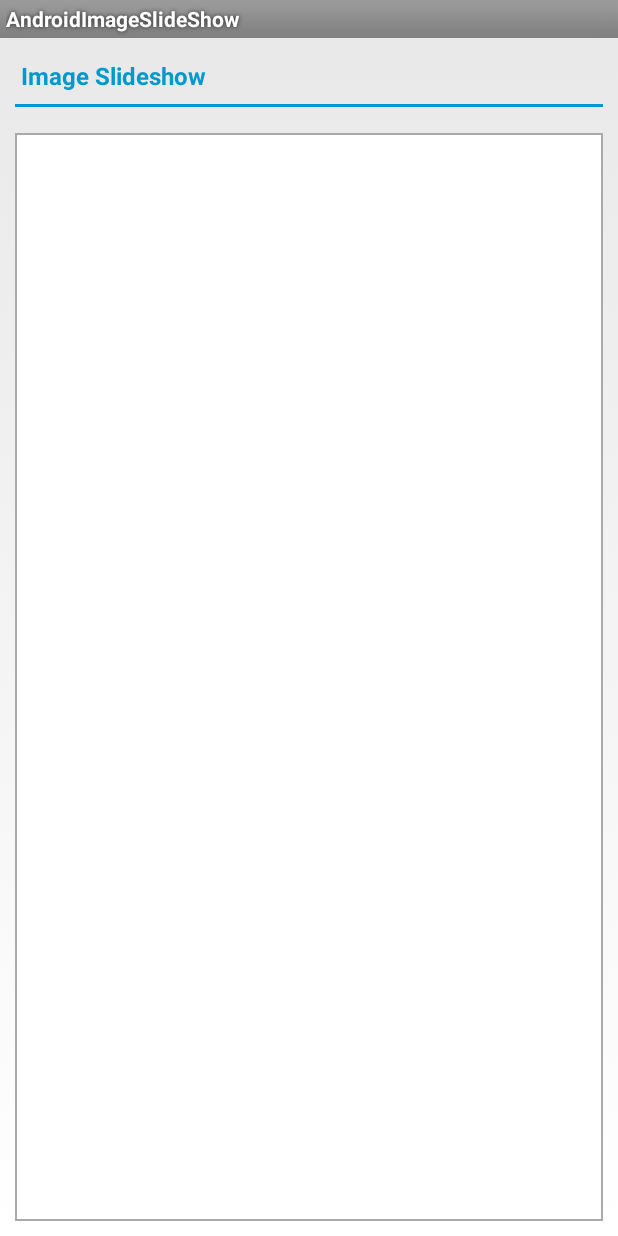
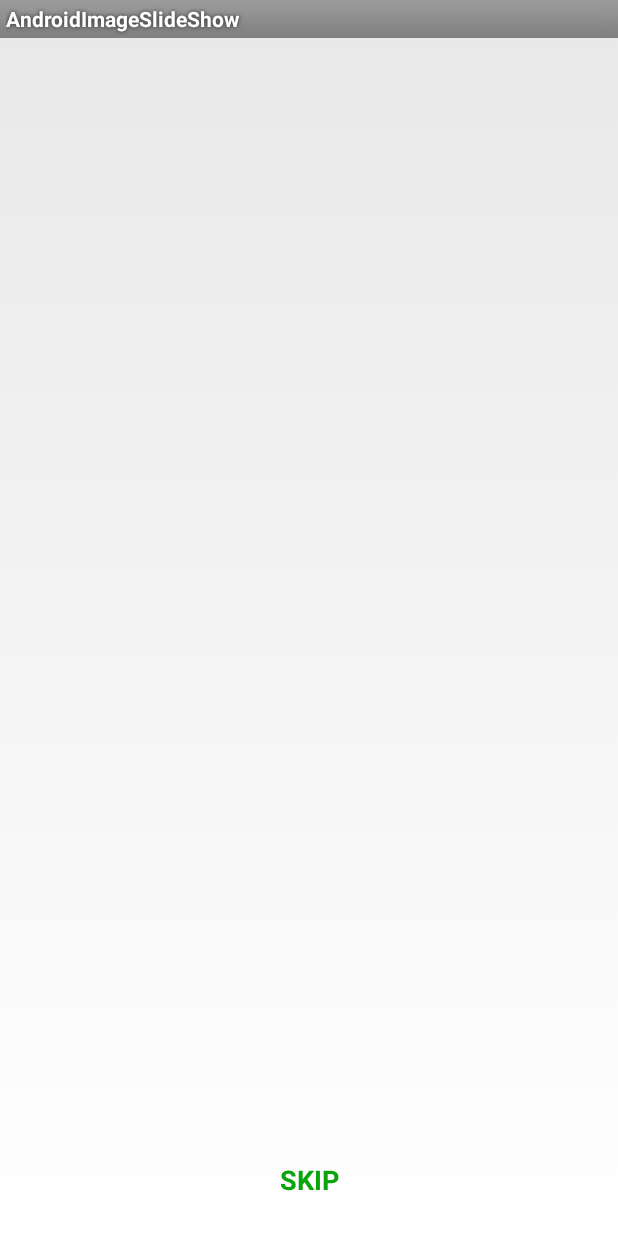
Before and after one commit to manishpathak99/OnboardingAndroid, an Android app: the layout fragment_home.xml on its own in the app's theme, with its tools: preview values and no code run, on a phone screen of 412 x 824 dp. Run offline under Robolectric (Android 15) with nearby library versions, the phone set to English and light mode, and no system bars.

Commit message:
change main layout.

```diff
--- a/app/src/main/java/in/manishpathak/onboarding/json/JsonReader.java
+++ b/app/src/main/java/in/manishpathak/onboarding/json/JsonReader.java
@@ -34,7 +34,7 @@ public class JsonReader {
 
 	public static List<Product> getAllImages() {
 		List<Product> products = new ArrayList<Product>();
-		int[] imgArr = {R.drawable.ic_launcher, R.drawable.ic_launcher, R.drawable.ic_launcher};
+		int[] imgArr = {R.drawable.first, R.drawable.second, R.drawable.third};
 //		JSONArray jsonArray = jsonObject.getJSONArray(TagName.TAG_PRODUCTS);
 		Product product;
 		for (int i = 0; i < 3; i++) {
--- a/app/src/main/res/layout/fragment_home.xml
+++ b/app/src/main/res/layout/fragment_home.xml
@@ -1,44 +1,9 @@
-<RelativeLayout xmlns:android="http://schemas.android.com/apk/res/android"
+<FrameLayout xmlns:android="http://schemas.android.com/apk/res/android"
     xmlns:tools="http://schemas.android.com/tools"
+    android:id="@+id/img_slideshow_layout"
     android:layout_width="match_parent"
     android:layout_height="match_parent"
-    android:padding="10dp"
-    tools:context=".MainActivity" >
-
-    <RelativeLayout
-        android:id="@+id/img_slide_header_layout"
-        android:layout_width="fill_parent"
-        android:layout_height="wrap_content" >
-
-        <TextView
-            android:id="@+id/txt_image_slider"
-            android:layout_width="wrap_content"
-            android:layout_height="wrap_content"
-            android:layout_alignParentLeft="true"
-            android:padding="4dp"
-            android:paddingLeft="20dp"
-            android:text="@string/txt_image_slider"
-            android:textColor="@color/holo_blue_dark"
-            android:textSize="16sp"
-            android:textStyle="bold" />
-
-        <View
-            android:id="@+id/div1"
-            android:layout_width="fill_parent"
-            android:layout_height="2dp"
-            android:layout_below="@+id/txt_image_slider"
-            android:layout_marginBottom="7dp"
-            android:layout_marginTop="4dp"
-            android:background="@color/holo_blue_dark" />
-    </RelativeLayout>
-
-    <FrameLayout
-        android:id="@+id/img_slideshow_layout"
-        android:layout_width="fill_parent"
-        android:layout_height="wrap_content"
-        android:layout_below="@+id/img_slide_header_layout"
-        android:layout_marginTop="10dp"
-        android:background="@drawable/img_border" >
+    tools:context=".MainActivity">
 
     <android.support.v4.view.ViewPager
         android:id="@+id/view_pager"
@@ -56,31 +21,54 @@
         android:paddingLeft="5dp"
         android:paddingRight="2dp"
         android:paddingTop="2dp"
-            android:visibility="gone"
         android:singleLine="true"
-            android:textColor="#ededed" />
+        android:textColor="#ededed"
+        android:visibility="gone" />
+
+    <LinearLayout
+        android:layout_width="match_parent"
+        android:layout_height="wrap_content"
+        android:layout_gravity="center_horizontal|bottom"
+        android:gravity="center"
+        android:orientation="vertical"
+        android:visibility="visible">
 
         <in.manishpathak.onboarding.utils.CirclePageIndicator
             android:id="@+id/indicator"
             android:layout_width="fill_parent"
+            android:layout_height="match_parent"
+            android:layout_gravity="center" />
+
+        <Button
+            android:id="@+id/btn_skip"
+            android:layout_width="match_parent"
             android:layout_height="wrap_content"
-            android:layout_gravity="center"
-            android:layout_margin="20dp"
-            android:padding="10dip" />
+            android:layout_margin="15dp"
+            android:background="@android:color/transparent"
+            android:padding="10dp"
+            android:text="SKIP"
+            android:textColor="@color/green_bullet"
+            android:textSize="18sp"
+            android:textStyle="bold" />
+
+        <!--<Button-->
+            <!--android:id="@+id/btn_continue"-->
+            <!--android:layout_width="match_parent"-->
+            <!--android:layout_height="wrap_content"-->
+            <!--android:layout_margin="15dp"-->
+            <!--android:background="@android:color/transparent"-->
+            <!--android:padding="10dp"-->
+            <!--android:text="SKIP"-->
+            <!--android:textColor="@color/green_bullet"-->
+            <!--android:textSize="18sp"-->
+            <!--android:textStyle="bold" />-->
+
+    </LinearLayout>
+
 </FrameLayout>
 
-    <View
-        android:id="@+id/div_a"
-        android:layout_width="wrap_content"
-        android:layout_height="1dp"
-        android:layout_below="@+id/img_slideshow_layout"
-        android:background="@color/view_divider_color" />
+    <!--<View--><!--android:id="@+id/div_a"--><!--android:layout_width="wrap_content"--><!--android:layout_height="1dp"--><!--android:layout_below="@+id/img_slideshow_layout"--><!--android:background="@color/view_divider_color" />-->
 
-    <View
-        android:id="@+id/div_b"
-        android:layout_width="wrap_content"
-        android:layout_height="1dp"
-        android:layout_below="@+id/div_a"
-        android:background="@color/view_divider_color_2" />
+    <!--<View--><!--android:id="@+id/div_b"--><!--android:layout_width="wrap_content"--><!--android:layout_height="1dp"--><!--android:layout_below="@+id/div_a"--><!--android:background="@color/view_divider_color_2" />-->
 
-</RelativeLayout>
+    <!--</RelativeLayout>-->
--- a/app/src/main/res/values/colors.xml
+++ b/app/src/main/res/values/colors.xml
@@ -4,5 +4,8 @@
     <color name="holo_blue_dark">#ff0099cc</color>
     <color name="view_divider_color">#BABABA</color>
     <color name="view_divider_color_2">#DADADA</color>
-
+    <color name="green_filler">#ff16762E</color>
+    <color name="green">#ff00ff00</color>
+    <color name="green_bullet">#ff0ba50b</color>
+    <color name="green_onboarding_btn">#ff16762E</color>
 </resources>
```
Also changed, not shown: app/src/main/java/in/manishpathak/onboarding/adapter/ImageSlideAdapter.java (+4 -3 lines), app/src/main/java/in/manishpathak/onboarding/fragment/HomeFragment.java (+48 -5 lines), app/src/main/res/drawable/btn_selector_continue.xml (added, +40 -0 lines). Lines whose indentation alone changed are shown as unchanged.
